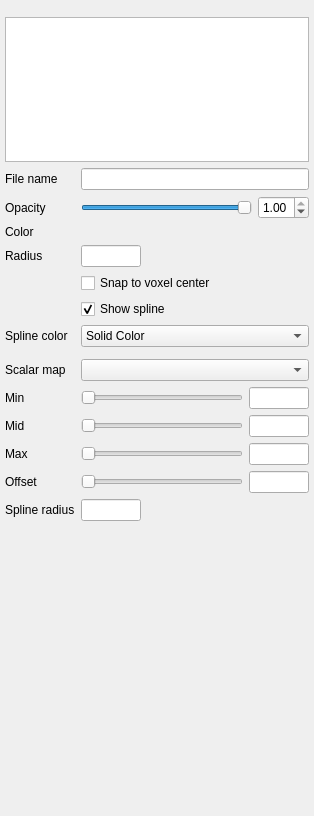
Before: the Qt Designer form freeview/PanelPointSet.ui in freesurfer/freesurfer, drawn with Qt 5.
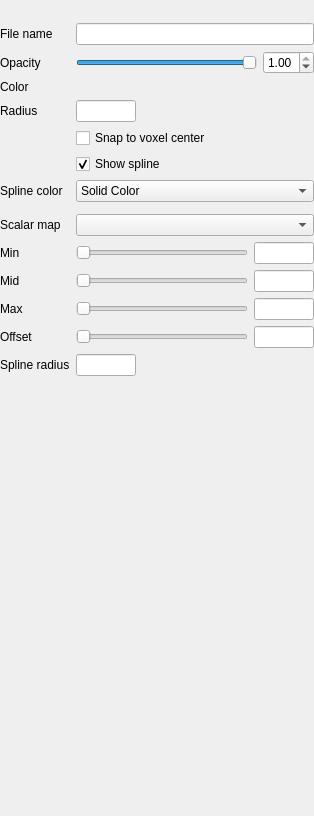
After: the same form once the commit is applied. Custom widgets are drawn as their Qt base class.

Commit message: One control panel for all types of layers

```diff
--- a/freeview/PanelPointSet.ui
+++ b/freeview/PanelPointSet.ui
@@ -29,18 +29,9 @@
     </rect>
    </property>
    <layout class="QVBoxLayout" name="verticalLayout">
-    <property name="leftMargin">
-     <number>5</number>
-    </property>
-    <property name="topMargin">
+    <property name="margin">
      <number>0</number>
     </property>
-    <property name="rightMargin">
-     <number>5</number>
-    </property>
-    <property name="bottomMargin">
-     <number>5</number>
-    </property>
     <item>
      <layout class="QVBoxLayout" name="verticalLayoutToolbar">
       <property name="spacing">
@@ -65,36 +56,6 @@
         </property>
        </widget>
       </item>
-      <item>
-       <widget class="LayerTreeWidget" name="treeWidgetLayers">
-        <property name="sizePolicy">
-         <sizepolicy hsizetype="Expanding" vsizetype="Fixed">
-          <horstretch>0</horstretch>
-          <verstretch>0</verstretch>
-         </sizepolicy>
-        </property>
-        <property name="maximumSize">
-         <size>
-          <width>16777215</width>
-          <height>145</height>
-         </size>
-        </property>
-        <property name="rootIsDecorated">
-         <bool>false</bool>
-        </property>
-        <property name="uniformRowHeights">
-         <bool>true</bool>
-        </property>
-        <attribute name="headerVisible">
-         <bool>false</bool>
-        </attribute>
-        <column>
-         <property name="text">
-          <string notr="true">1</string>
-         </property>
-        </column>
-       </widget>
-      </item>
      </layout>
     </item>
     <item>
@@ -486,11 +447,6 @@
     <signal>currentColorChanged(QColor)</signal>
    </slots>
   </customwidget>
-  <customwidget>
-   <class>LayerTreeWidget</class>
-   <extends>QTreeWidget</extends>
-   <header>LayerTreeWidget.h</header>
-  </customwidget>
  </customwidgets>
  <resources/>
  <connections>
```
Left out of the diff: 24 changed lines with no effect on the pictures. The commit also changes 20 other files.
